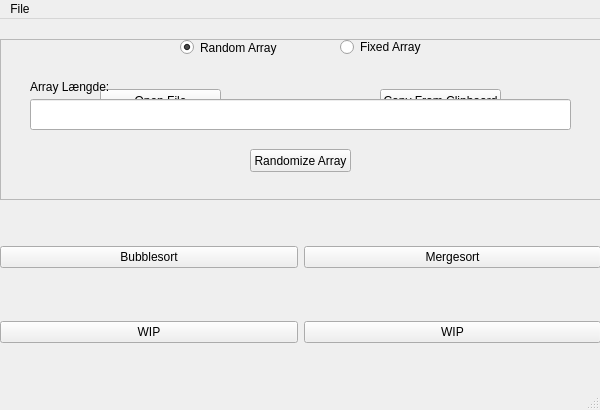
First picture: the form in gui.ui, repository Rasmus3650/eksamen, before the edit.
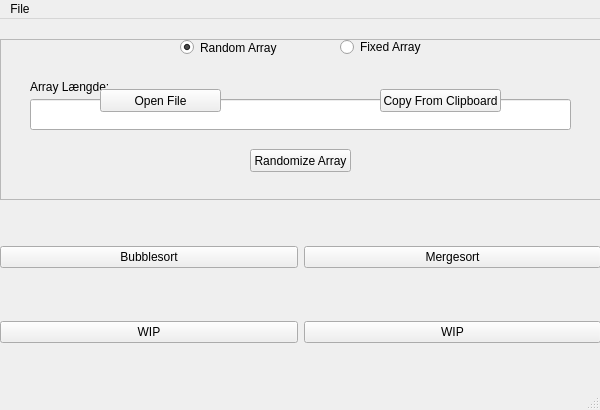
Second picture: the form after the edit.

Commit message: Clipboard og open file virker mere eller mindre

The edit to the form file:
```diff
--- a/gui.ui
+++ b/gui.ui
@@ -102,22 +102,6 @@
       <string>Randomize Array</string>
      </property>
     </widget>
-    <widget class="QLabel" name="randomizedLabel">
-     <property name="geometry">
-      <rect>
-       <x>6</x>
-       <y>140</y>
-       <width>591</width>
-       <height>20</height>
-      </rect>
-     </property>
-     <property name="text">
-      <string/>
-     </property>
-     <property name="alignment">
-      <set>Qt::AlignCenter</set>
-     </property>
-    </widget>
    </widget>
    <widget class="QFrame" name="fixedRadioFrame">
     <property name="enabled">
@@ -137,22 +121,6 @@
     <property name="frameShadow">
      <enum>QFrame::Raised</enum>
     </property>
-    <widget class="QLabel" name="radioFixedStateLabel">
-     <property name="geometry">
-      <rect>
-       <x>10</x>
-       <y>90</y>
-       <width>761</width>
-       <height>31</height>
-      </rect>
-     </property>
-     <property name="text">
-      <string/>
-     </property>
-     <property name="alignment">
-      <set>Qt::AlignCenter</set>
-     </property>
-    </widget>
     <widget class="QPushButton" name="openFileButton">
      <property name="geometry">
       <rect>
@@ -220,11 +188,28 @@
      </item>
     </layout>
    </widget>
-   <zorder>fixedRadioFrame</zorder>
+   <widget class="QLabel" name="randomizedLabel">
+    <property name="geometry">
+     <rect>
+      <x>0</x>
+      <y>160</y>
+      <width>601</width>
+      <height>21</height>
+     </rect>
+    </property>
+    <property name="text">
+     <string/>
+    </property>
+    <property name="alignment">
+     <set>Qt::AlignCenter</set>
+    </property>
+   </widget>
    <zorder>randomRadioFrame</zorder>
+   <zorder>fixedRadioFrame</zorder>
    <zorder>radioFixed</zorder>
    <zorder>radioRandom</zorder>
    <zorder>gridLayoutWidget</zorder>
+   <zorder>randomizedLabel</zorder>
   </widget>
   <widget class="QMenuBar" name="menubar">
    <property name="geometry">
```
The commit also changes 2 other files.
